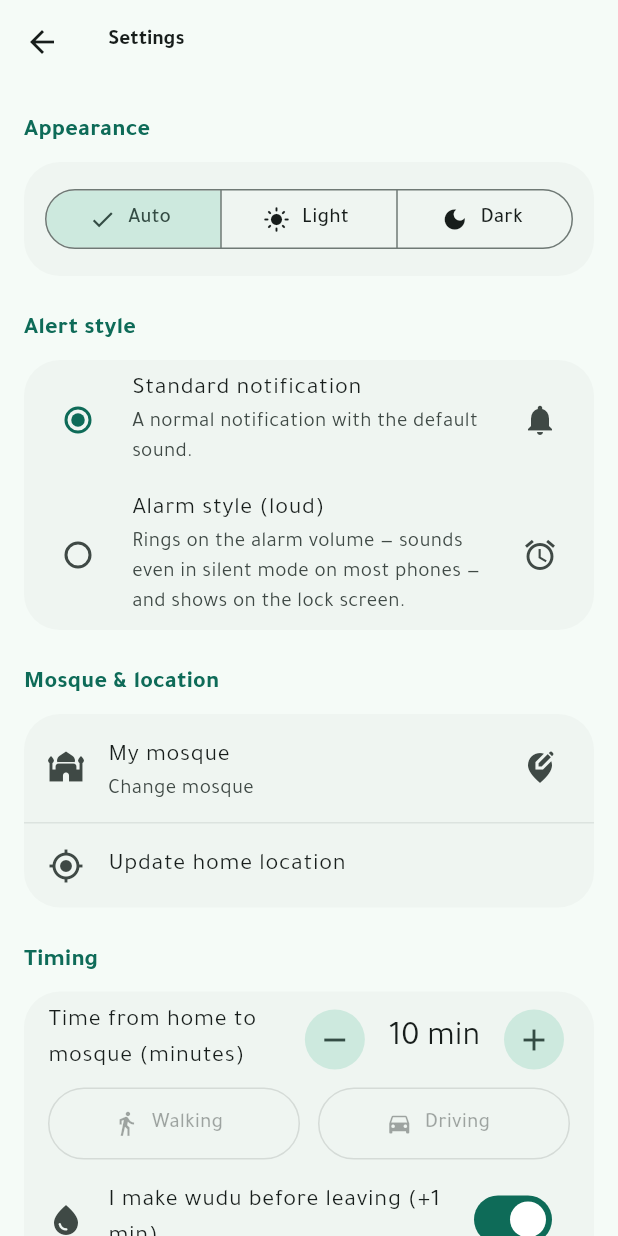
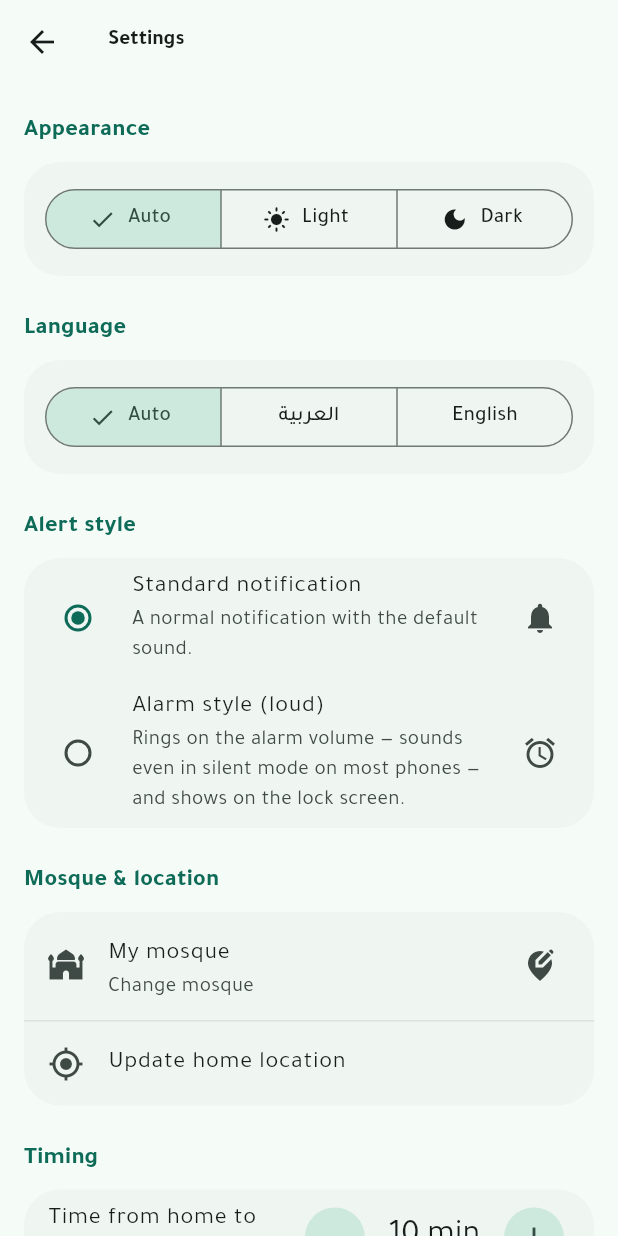
Before and after one commit to MamoonAlmazloom/SalatOnTime, a Flutter app: the SettingsScreen screen opened directly, on a phone screen of 412 x 824 dp. Run offline on Flutter 3.47's test engine with Material 3 defaults, Android fonts, the phone set to English and light mode, and no system bars; our stand-ins replace flutter_local_notifications, flutter_map, flutter_timezone, geolocator, hijri, latlong2 and 2 more; missing offline and left inert: adhan_dart; accounts and stored records are empty.

Commit message:
Add in-app language setting (Auto / Arabic / English)
Locale override persisted and applied live via localeNotifier; whole app
re-renders including RTL flip. Verified on emulator.

```diff
--- a/lib/l10n/app_ar.arb
+++ b/lib/l10n/app_ar.arb
@@ -77,6 +77,7 @@
   },
   "settingsTitle": "الإعدادات",
   "appearance": "المظهر",
+  "language": "اللغة",
   "themeSystem": "تلقائي",
   "themeLight": "فاتح",
   "themeDark": "داكن",
--- a/lib/l10n/app_en.arb
+++ b/lib/l10n/app_en.arb
@@ -77,6 +77,7 @@
   },
   "settingsTitle": "Settings",
   "appearance": "Appearance",
+  "language": "Language",
   "themeSystem": "Auto",
   "themeLight": "Light",
   "themeDark": "Dark",
--- a/lib/l10n/app_localizations.dart
+++ b/lib/l10n/app_localizations.dart
@@ -392,6 +392,12 @@ abstract class AppLocalizations {
   /// **'Appearance'**
   String get appearance;
 
+  /// No description provided for @language.
+  ///
+  /// In en, this message translates to:
+  /// **'Language'**
+  String get language;
+
   /// No description provided for @themeSystem.
   ///
   /// In en, this message translates to:
--- a/lib/l10n/app_localizations_ar.dart
+++ b/lib/l10n/app_localizations_ar.dart
@@ -169,6 +169,9 @@ class AppLocalizationsAr extends AppLocalizations {
   String get appearance => 'المظهر';
 
   @override
+  String get language => 'اللغة';
+
+  @override
   String get themeSystem => 'تلقائي';
 
   @override
--- a/lib/l10n/app_localizations_en.dart
+++ b/lib/l10n/app_localizations_en.dart
@@ -170,6 +170,9 @@ class AppLocalizationsEn extends AppLocalizations {
   String get appearance => 'Appearance';
 
   @override
+  String get language => 'Language';
+
+  @override
   String get themeSystem => 'Auto';
 
   @override
--- a/lib/ui/core/theme_controller.dart
+++ b/lib/ui/core/theme_controller.dart
@@ -10,3 +10,12 @@ ThemeMode themeModeFromName(String? name) => switch (name) {
       'dark' => ThemeMode.dark,
       _ => ThemeMode.system,
     };
+
+/// App-wide locale override. Null means "follow the system language".
+final ValueNotifier<Locale?> localeNotifier = ValueNotifier(null);
+
+Locale? localeFromName(String? name) => switch (name) {
+      'ar' => const Locale('ar'),
+      'en' => const Locale('en'),
+      _ => null,
+    };
--- a/lib/ui/features/settings/views/settings_screen.dart
+++ b/lib/ui/features/settings/views/settings_screen.dart
@@ -154,6 +154,40 @@ class _SettingsScreenState extends State<SettingsScreen> {
                         onSelectionChanged: (selection) {
                           themeModeNotifier.value = selection.first;
                           _repository.saveThemeModeName(selection.first.name);
+                        },
+                      ),
+                    ),
+                  ),
+                ),
+                const SizedBox(height: 20),
+                _SectionTitle(l10n.language),
+                Card(
+                  child: Padding(
+                    padding: const EdgeInsets.all(14),
+                    child: ValueListenableBuilder<Locale?>(
+                      valueListenable: localeNotifier,
+                      builder: (context, locale, _) =>
+                          SegmentedButton<String>(
+                        expandedInsets: EdgeInsets.zero,
+                        segments: [
+                          ButtonSegment(
+                            value: 'system',
+                            label: Text(l10n.themeSystem),
+                          ),
+                          const ButtonSegment(
+                            value: 'ar',
+                            label: Text('العربية'),
+                          ),
+                          const ButtonSegment(
+                            value: 'en',
+                            label: Text('English'),
+                          ),
+                        ],
+                        selected: {locale?.languageCode ?? 'system'},
+                        onSelectionChanged: (selection) {
+                          final name = selection.first;
+                          localeNotifier.value = localeFromName(name);
+                          _repository.saveLocaleName(name);
                         },
                       ),
                     ),
```
Also changed, not shown: lib/data/repositories/settings_repository.dart (+12 -0 lines), lib/main.dart (+6 -4 lines).
